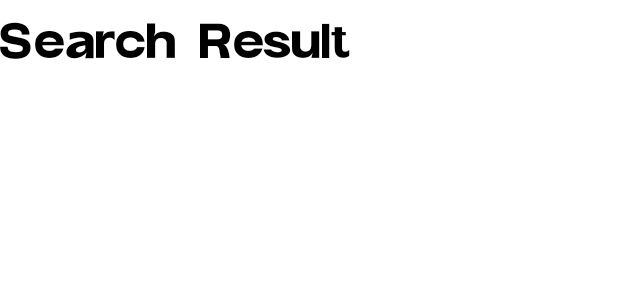
After one commit to AntekSoeharto/sd-fe, an Android app: the layout activity_search.xml on its own in the app's theme, with its tools: preview values and no code run, on a phone screen of 412 x 824 dp. The commit adds this screen. Shown: the top 300 px of the screen. Run offline under Robolectric (Android 15) with nearby library versions, the phone set to English and light mode, and no system bars.

Commit message:
Membenahi SearchView V.1

```diff
--- a/app/src/main/java/com/example/sugardaddy/BottomNavigationFragment/DramaFragment.kt
+++ b/app/src/main/java/com/example/sugardaddy/BottomNavigationFragment/DramaFragment.kt
@@ -118,6 +118,8 @@ class DramaFragment : Fragment(){
         })
     }
 
+
+
     private fun getDramaRecommendation() {
         val client = AsyncHttpClient()
         val url = "http://10.0.2.2:9090/film?film_type=Drama&film_display=1"
--- /dev/null
+++ b/app/src/main/res/layout/activity_search.xml
@@ -0,0 +1,27 @@
+<?xml version="1.0" encoding="utf-8"?>
+<LinearLayout xmlns:android="http://schemas.android.com/apk/res/android"
+    xmlns:app="http://schemas.android.com/apk/res-auto"
+    xmlns:tools="http://schemas.android.com/tools"
+    android:layout_width="match_parent"
+    android:layout_height="match_parent"
+    tools:context=".SearchActivity"
+    android:orientation="vertical">
+
+    <TextView
+        android:id="@+id/tv_search"
+        android:layout_width="match_parent"
+        android:layout_height="wrap_content"
+        android:text="@string/search_result"
+        android:textSize="25dp"
+        android:textColor="@color/black"
+        android:textStyle="bold"
+        android:fontFamily="@font/artega"
+        android:layout_marginTop="10dp"
+        android:layout_marginBottom="10dp"/>
+
+    <androidx.recyclerview.widget.RecyclerView
+        android:id="@+id/rv_search"
+        android:layout_width="match_parent"
+        android:layout_height="match_parent" />
+
+</LinearLayout>
--- a/app/src/main/res/values/strings.xml
+++ b/app/src/main/res/values/strings.xml
@@ -52,6 +52,7 @@
     <string name="tempactor">TempActor</string>
     <string name="add_comments">masukkan comment</string>
     <string name="send">SEND</string>
+    <string name="search_result">Search Result</string>
 
     <string-array name="array_username_comments">
         <item>Ahmad</item>
```
Also changed, not shown: app/src/main/AndroidManifest.xml (+6 -4 lines), app/src/main/java/com/example/sugardaddy/Adapter/SearchAdapter.kt (+5 -4 lines), app/src/main/java/com/example/sugardaddy/BottomNavigation.kt (+113 -34 lines), app/src/main/java/com/example/sugardaddy/SearchActivity.kt (added, +44 -0 lines), app/src/main/res/drawable/ic_baseline_search_24.xml (added, +10 -0 lines), app/src/main/res/layout/activity_bottom_navigation.xml (+6 -16 lines).
